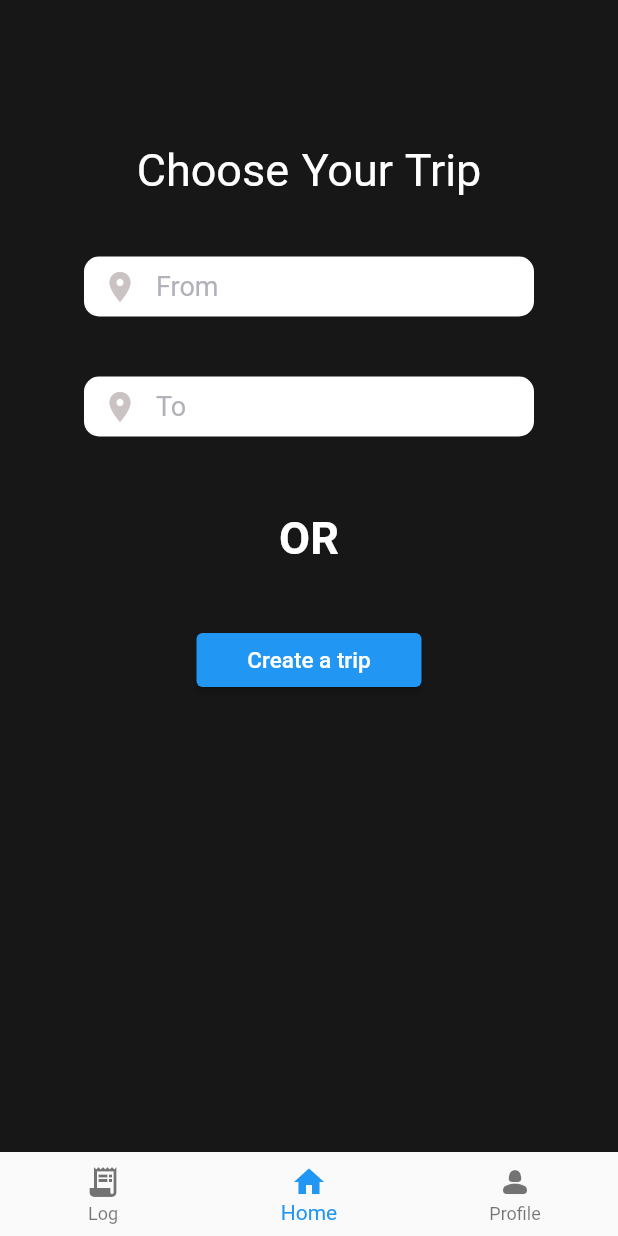
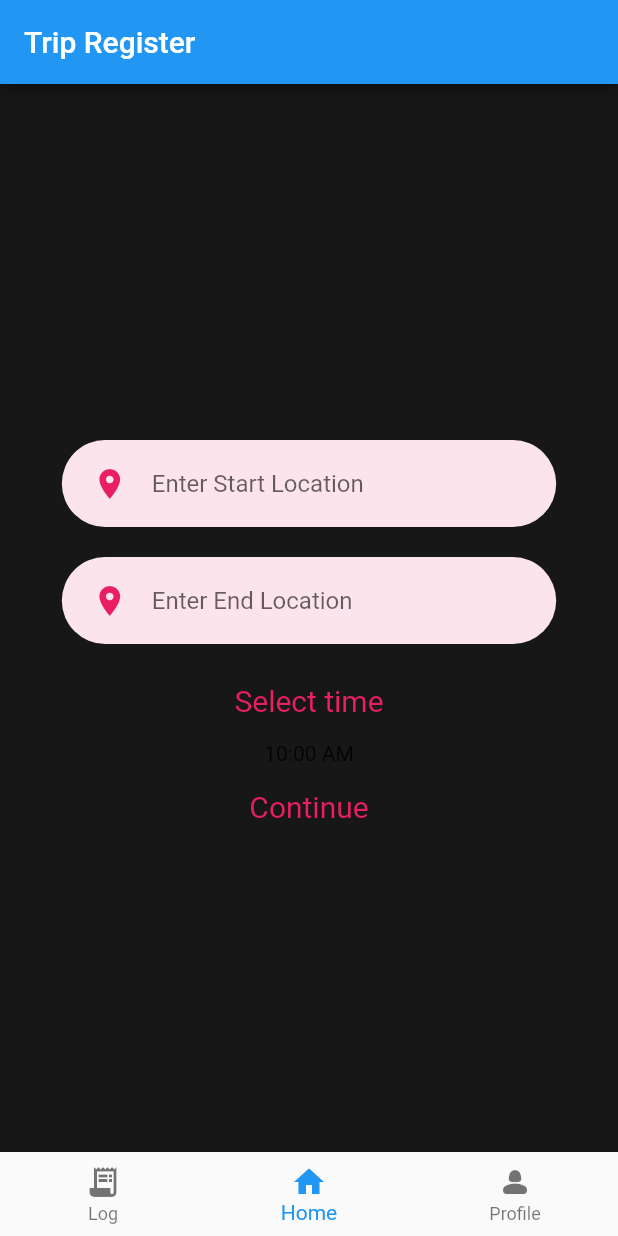
Before and after one commit to TebinJoseph/Wheelshare, a Flutter app: the screen it shows once a user with an empty profile is signed in, item 2 of the bottom bar chosen, on a phone screen of 412 x 824 dp. Run offline on Flutter 3.47's test engine with Material 2 defaults, Android fonts, the phone set to English and light mode, and no system bars; our stand-ins replace cloud_firestore, firebase_auth, firebase_core, get, google_fonts, line_awesome_flutter and 1 more; accounts and stored records are empty; project files that could hold a hidden picture were left out.

Commit message:
changes1

```diff
--- a/lib/services/firebasefunctions.dart
+++ b/lib/services/firebasefunctions.dart
@@ -1,4 +1,7 @@
 import 'package:cloud_firestore/cloud_firestore.dart';
+import 'package:shared_preferences/shared_preferences.dart';
+
+FirebaseFirestore firestore = FirebaseFirestore.instance;
 class FirestoreServices{
   static saveUser(String email,uid) async{
     await FirebaseFirestore.instance
@@ -6,4 +9,5 @@ class FirestoreServices{
     .doc(uid)
     .set({'email':email});
   }
+
 }
--- a/lib/views/home.dart
+++ b/lib/views/home.dart
@@ -3,6 +3,7 @@ import 'package:flutter/src/widgets/framework.dart';
 import 'package:flutter/src/widgets/placeholder.dart';
 import 'package:get/get.dart';
 import 'package:wheel/services/firebase_auth.dart';
+import 'package:wheel/views/profile_pages/add_ride.dart';
 import 'package:wheel/views/trip.dart';
 import 'package:flutter/src/material/bottom_navigation_bar.dart';
 import 'package:wheel/views/screen1.dart';
@@ -22,7 +23,7 @@ class _HomeScreenState extends State<HomeScreen> {
   int myindex=0;
    List<Widget> widgetList =[
    Log(),
-   Home(),
+   AddRidePage(),
    Profile1(),
 ];
 
--- /dev/null
+++ b/lib/views/profile_pages/add_ride.dart
@@ -0,0 +1,121 @@
+import 'package:flutter/material.dart';
+import 'package:wheel/views/home.dart';
+import 'package:wheel/services/firebase_auth.dart';
+import 'package:wheel/services/database.dart';
+import 'package:shared_preferences/shared_preferences.dart';
+import 'package:wheel/views/theme/rounded_input_field.dart';
+//import 'package:groupool/theme/login_background.dart';
+import 'package:wheel/views/theme/rounded_button.dart';
+
+
+
+class AddRidePage extends StatefulWidget {
+  const AddRidePage({Key? key}) : super(key: key);
+
+  @override
+  _State createState() => _State();
+}
+
+class _State extends State<AddRidePage> {
+  String start_location = "";
+  String end_location = "";
+  String time = "10:00 AM";
+  var rideList = [];
+  var prefs, row;
+  String email = '';
+  void initState() {
+    getRideData().then(
+      (data) {
+        setState(() {
+          if (data != null) {
+            rideList = data;
+          }
+        });
+      },
+    );
+    initPrefs();
+    super.initState();
+  }
+
+  void initPrefs() async {
+    prefs = await SharedPreferences.getInstance().then((value) => {
+          setState(() {
+            prefs = value;
+            email = '${value.getString('useremail')}';
+          })
+        });
+  }
+
+  @override
+  Widget build(BuildContext context) {
+    Size size = MediaQuery.of(context).size;
+    return Scaffold(
+        appBar: AppBar(
+          title: const Text('Trip Register'),
+        ),
+        body: Container(
+          color:  Color.fromARGB(255, 24, 23, 23),
+          child: Center(
+            child: SingleChildScrollView(
+              child: Column(
+                mainAxisAlignment: MainAxisAlignment.center,
+                children: <Widget>[
+                  SizedBox(height: size.height * 0.03),
+                  SizedBox(height: size.height * 0.03),
+                  RoundedInputField(
+                    key: ValueKey('start'),
+                    hintText: "Enter Start Location",
+                    onChanged: (value) {
+                      start_location = value;
+                    },
+                  ),
+                  RoundedInputField(
+                    key: ValueKey('end'),
+                    hintText: "Enter End Location",
+                    onChanged: (value) {
+                      end_location = value;
+                    },
+                  ),
+                  TextButton(
+                    child: const Text('Select time'),
+                    style: TextButton.styleFrom(
+                      padding: const EdgeInsets.all(16.0),
+                      primary: Colors.pink,
+                      textStyle: const TextStyle(fontSize: 20),
+                    ),
+                    onPressed: () => (() async {
+                      time = await _selectTime(context) as String;
+                      print(time);
+                    }()),
+                  ),
+                  Text('${time}'),
+                  TextButton(
+                      child: const Text('Continue'),
+                      style: TextButton.styleFrom(
+                        padding: const EdgeInsets.all(16.0),
+                        primary: Colors.pink,
+                        textStyle: const TextStyle(fontSize: 20),
+                      ),
+                      onPressed: () => (() async {
+                            if (start_location.isNotEmpty &&
+                                end_location.isNotEmpty) {
+                              var success_factor = addRide(
+                                  start_location, end_location, time, email);
+                            } else {}
+                          }())),
+                  SizedBox(height: size.height * 0.03),
+                ],
+              ),
+            ),
+          ),
+        ));
+  }
+}
+
+Future<String> _selectTime(BuildContext context) async {
+  final TimeOfDay? picked = await showTimePicker(
+    context: context,
+    initialTime: TimeOfDay.now(),
+  );
+  return picked!.format(context);
+}
--- /dev/null
+++ b/lib/views/theme/login_colors.dart
@@ -0,0 +1,4 @@
+import 'package:flutter/material.dart';
+
+const kPrimaryColor = Colors.pink;
+const kPrimaryLightColor = Color(0xFFFCE4EC);
--- /dev/null
+++ b/lib/views/theme/rounded_input_field.dart
@@ -0,0 +1,34 @@
+import 'package:flutter/material.dart';
+import 'package:wheel/views/theme/text_field_container.dart';
+import 'package:wheel/views/theme/login_colors.dart';
+
+class RoundedInputField extends StatelessWidget {
+  final Key key;
+  final String hintText;
+  final IconData icon;
+  final ValueChanged<String> onChanged;
+  const RoundedInputField({
+    required this.key,
+    required this.hintText,
+    this.icon = Icons.location_on,
+    required this.onChanged,
+  });
+
+  @override
+  Widget build(BuildContext context) {
+    return TextFieldContainer(
+      child: TextField(
+        onChanged: onChanged,
+        cursorColor: kPrimaryColor,
+        decoration: InputDecoration(
+          icon: Icon(
+            icon,
+            color: kPrimaryColor,
+          ),
+          hintText: hintText,
+          border: InputBorder.none,
+        ),
+      ),
+    );
+  }
+}
--- /dev/null
+++ b/lib/views/theme/text_field_container.dart
@@ -0,0 +1,24 @@
+import 'package:flutter/material.dart';
+import 'package:wheel/views/theme/login_colors.dart';
+
+class TextFieldContainer extends StatelessWidget {
+  final Widget child;
+  const TextFieldContainer({
+    required this.child,
+  });
+
+  @override
+  Widget build(BuildContext context) {
+    Size size = MediaQuery.of(context).size;
+    return Container(
+      margin: EdgeInsets.symmetric(vertical: 10),
+      padding: EdgeInsets.symmetric(horizontal: 20, vertical: 5),
+      width: size.width * 0.8,
+      decoration: BoxDecoration(
+        color: kPrimaryLightColor,
+        borderRadius: BorderRadius.circular(29),
+      ),
+      child: child,
+    );
+  }
+}
--- a/pubspec.yaml
+++ b/pubspec.yaml
@@ -43,6 +43,9 @@ dependencies:
   line_awesome_flutter: ^2.0.0
   image_picker: ^0.8.7+5
   cloud_firestore: ^4.7.0
+  google_maps_flutter: ^2.2.6
+  shared_preferences_android: ^2.1.4
+  shared_preferences: ^2.1.1
 
 dev_dependencies:
   flutter_test:
```
Also changed, not shown: lib/services/database.dart (added, +39 -0 lines), lib/views/theme/rounded_button.dart (added, +35 -0 lines), pubspec.lock, 3 other files.
